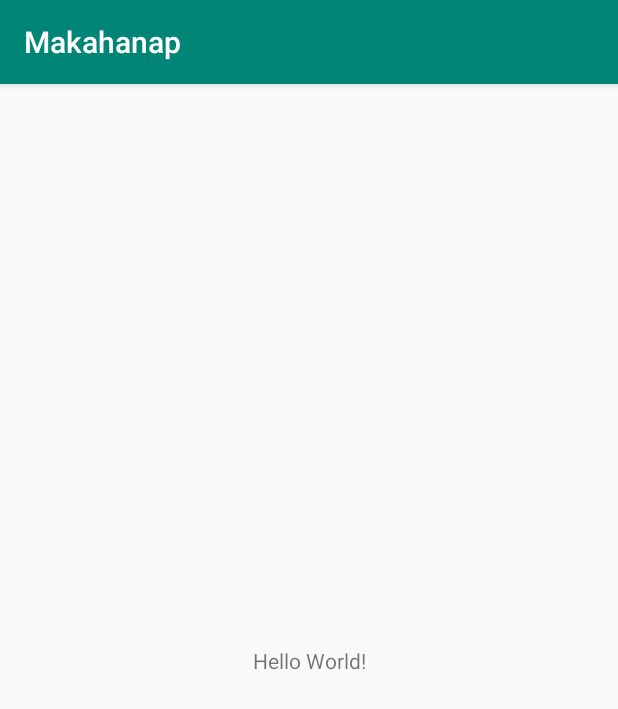
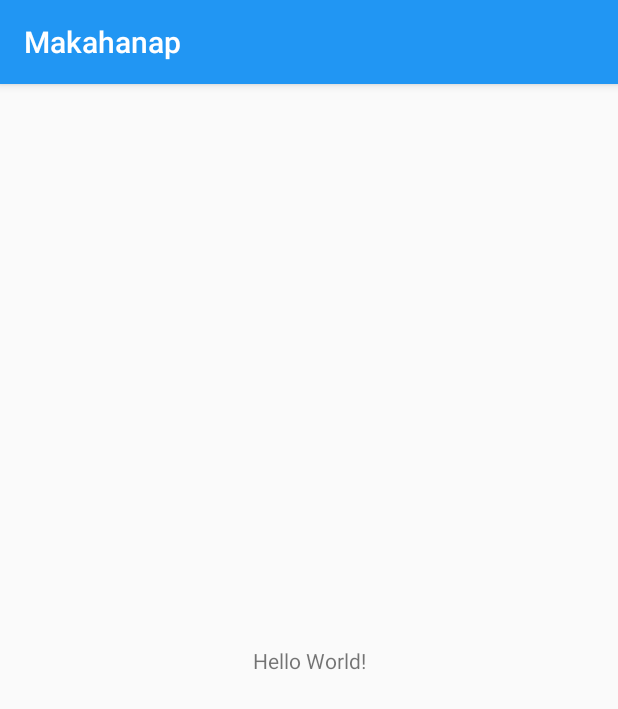
Before and after one commit to simpledescifrador/Makahanap-A-Lost-and-Found-App-in-Makati-City, an Android app: the screen it shows after launch (MainActivity), on a phone screen of 412 x 824 dp. Shown: the top 709 px of the screen. Run offline under Robolectric (Android 15) with nearby library versions, the phone set to English and light mode, and no system bars.

Commit message:
Add App Default Colors

```diff
--- a/app/src/main/res/values/colors.xml
+++ b/app/src/main/res/values/colors.xml
@@ -1,6 +1,11 @@
 <?xml version="1.0" encoding="utf-8"?>
 <resources>
-    <color name="colorPrimary">#008577</color>
-    <color name="colorPrimaryDark">#00574B</color>
-    <color name="colorAccent">#D81B60</color>
+    <color name="colorPrimaryLight">#BBDEFB</color>
+    <color name="colorPrimary">#2196F3</color>
+    <color name="colorPrimaryDark">#1976D2</color>
+    <color name="colorAccent">#FFC107</color>
+    <color name="colorPrimaryText">#212121</color>
+    <color name="colorSecondaryText">#757575</color>
+    <color name="colorIcons">#FFFFFF</color>
+    <color name="colorDivider">#BDBDBD</color>
 </resources>
```
